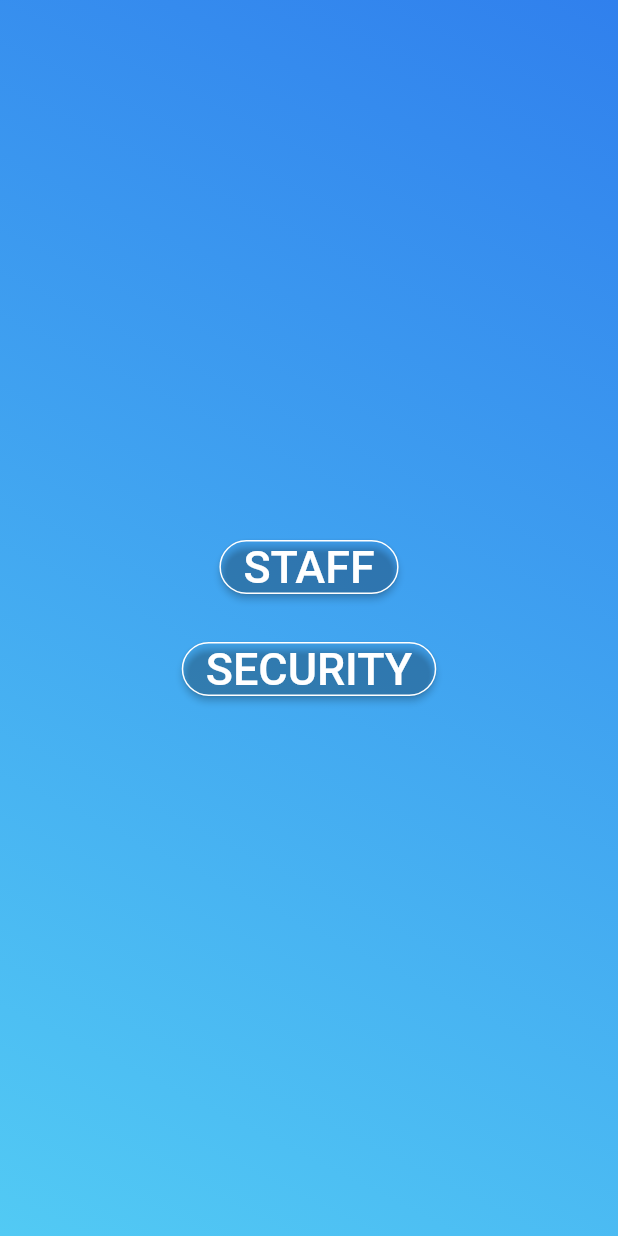
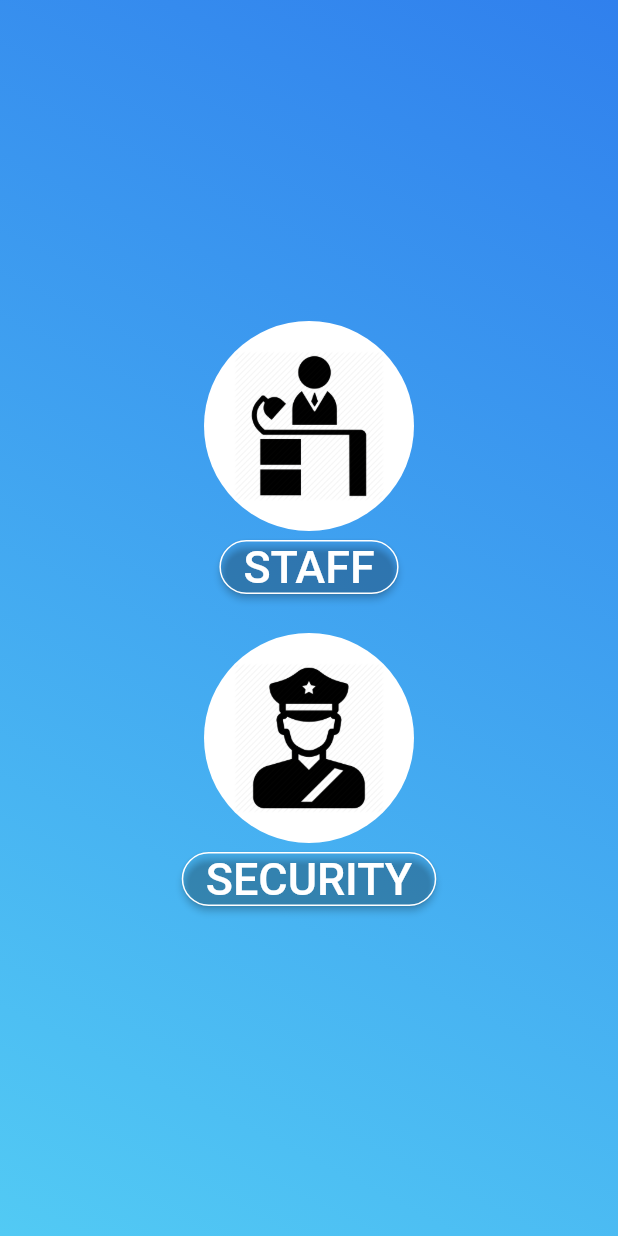
Before and after one commit to GoyalSidhant/SAKEC_GATE, a Flutter app: the screen it shows after launch, on a phone screen of 412 x 824 dp. Run offline on Flutter 3.47's test engine with Material 2 defaults, Android fonts, the phone set to English and light mode, and no system bars; our stand-ins replace cloud_firestore, firebase_auth, firebase_messaging, firebase_storage, flutter_spinkit, image_picker; missing offline and left inert: searchable_dropdown; accounts and stored records are empty.

Commit message:
Changes done

```diff
--- a/lib/screens/login_option.dart
+++ b/lib/screens/login_option.dart
@@ -21,12 +21,24 @@ class LoginOption extends StatelessWidget {
           child: Column(
             mainAxisAlignment: MainAxisAlignment.center,
             children: [
+              CircleAvatar(
+                backgroundColor: Colors.white,
+                radius: 70.0,
+                // maxRadius: 66.0,
+                child: Center(
+                  child: Image.asset(
+                    'assets/staff.png',
+                    height: 100,
+                    width: 100,
+                  ),
+                ),
+              ),
               RaisedButton(
                 shape: RoundedRectangleBorder(
                     borderRadius: BorderRadius.circular(18.0),
                     side: BorderSide(color: Colors.white)),
                 onPressed: () {
-                  global.role = "staff" ;
+                  global.role = "staff";
                   Navigator.pushReplacement(
                       context,
                       MaterialPageRoute(
@@ -42,16 +54,28 @@ class LoginOption extends StatelessWidget {
               SizedBox(
                 height: 20,
               ),
+              CircleAvatar(
+                backgroundColor: Colors.white,
+                radius: 70.0,
+                // maxRadius: 66.0,
+                child: Center(
+                  child: Image.asset(
+                    'assets/sec1.png',
+                    height: 100,
+                    width: 100,
+                  ),
+                ),
+              ),
               RaisedButton(
                 shape: RoundedRectangleBorder(
                     borderRadius: BorderRadius.circular(18.0),
                     side: BorderSide(color: Colors.white)),
                 onPressed: () {
-                  global.role = "Security" ;
+                  global.role = "Security";
                   Navigator.pushReplacement(
                       context,
                       MaterialPageRoute(
-                         //builder: (context) => BottomBar()
+                        //builder: (context) => BottomBar()
                         builder: (context) => MobileVerfication("Security"),
                       ));
                 },
--- a/lib/widgets/secuirtyVistor.dart
+++ b/lib/widgets/secuirtyVistor.dart
@@ -37,6 +37,7 @@ class _SecurityListState extends State<SecurityList> {
               staff: visitors[index].staff,
               mediaurl: visitors[index].mediaURL,
               purpose: visitors[index].purpose,
+              staffMobile: visitors[index].staffMobile,
             );
           }):
           Container();
--- a/pubspec.yaml
+++ b/pubspec.yaml
@@ -24,6 +24,8 @@ dependencies:
   flutter_spinkit: ^4.1.2+1
   firebase_storage: ^3.1.6
   firebase_messaging: ^5.0.4
+  searchable_dropdown: ^1.1.3
+  url_launcher: ^5.5.0
 
 
 
```
Also changed, not shown: lib/models/visitor.dart (+6 -2 lines), lib/screens/aboutus.dart (added, +14 -0 lines), lib/screens/addVisitor.dart (+24 -11 lines), lib/widgets/drawer.dart (+13 -12 lines), lib/widgets/visitorcard.dart (+11 -2 lines), assets/sec.png (added), assets/sec1.png (added), assets/staff.png (added), pubspec.lock, 1 other file.
